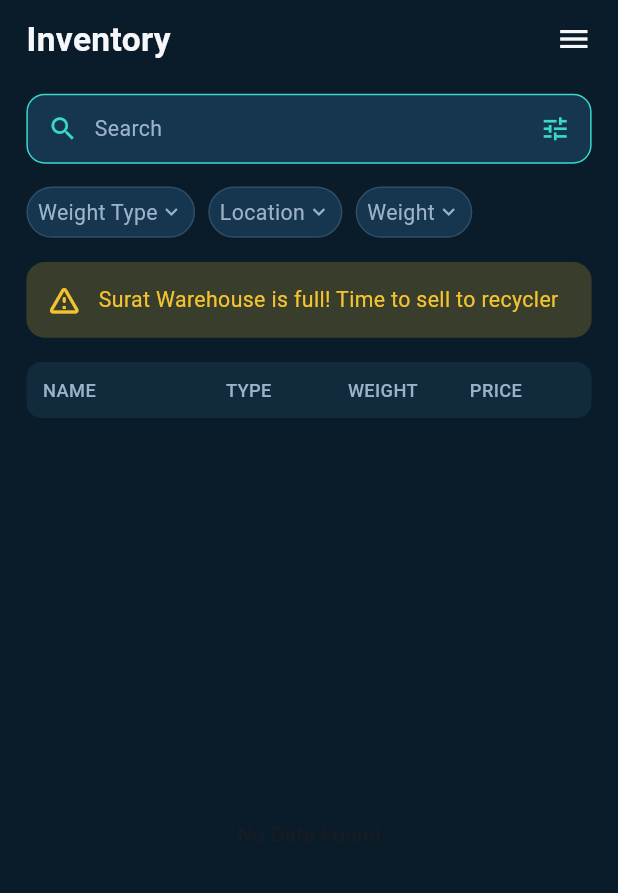
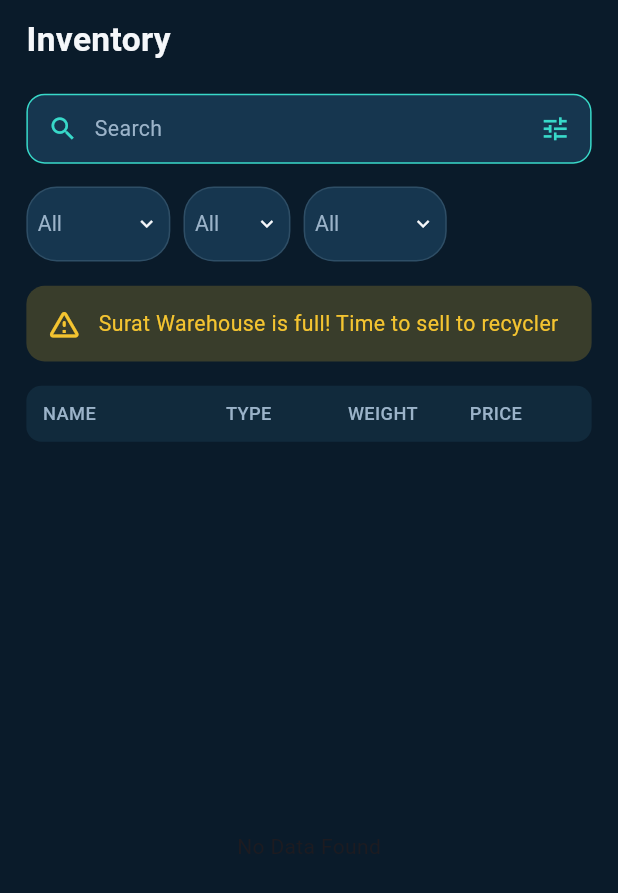
Before and after one commit to krish-solanki/scrape_application, a Flutter app: the InventoryScreen screen opened directly, on a phone screen of 412 x 824 dp. Shown: the top 893 px of the screen. Run offline on Flutter 3.47's test engine with Material 3 defaults, Android fonts, the phone set to English and light mode, and no system bars; our stand-ins replace camera, cloud_firestore, firebase_auth, firebase_core, flutter_screenutil, hive and 2 more; missing offline and left inert: tflite_flutter; accounts and stored records are empty; Roboto replaces fonts that are missing (Poppins).

Commit message:
Fix UI and add Drop doen list

```diff
--- a/lib/features/inventory/controllers/inventory_controller.dart
+++ b/lib/features/inventory/controllers/inventory_controller.dart
@@ -11,6 +11,9 @@ import 'package:scrape_application/features/scan/models/scan_model.dart';
 class InventoryController extends ChangeNotifier {
   List<ScanModel> onlineScans = [];
   List<ScanModel> localScans = [];
+  String selectedType = 'All';
+  String selectedSource = 'All';
+  String selectedWeight = 'All';
 
   bool isLoading = false;
   final onlineInventoryService = OnlineInventoryService();
@@ -60,4 +63,19 @@ class InventoryController extends ChangeNotifier {
       debugPrint(e.toString());
     }
   }
+
+  void changeType(String value) {
+    selectedType = value;
+    notifyListeners();
+  }
+
+  void changeSource(String value) {
+    selectedSource = value;
+    notifyListeners();
+  }
+
+  void changeWeight(String value) {
+    selectedWeight = value;
+    notifyListeners();
+  }
 }
--- a/lib/features/inventory/screen/inventory_screen.dart
+++ b/lib/features/inventory/screen/inventory_screen.dart
@@ -4,7 +4,7 @@ import 'package:provider/provider.dart';
 import 'package:scrape_application/core/constants/app_colors.dart';
 import 'package:scrape_application/core/constants/app_text_style.dart';
 import 'package:scrape_application/features/inventory/controllers/inventory_controller.dart';
-import 'package:scrape_application/features/inventory/widgets/custom_nav_tab.dart';
+import 'package:scrape_application/features/inventory/widgets/custom_dropdown_list.dart';
 import 'package:scrape_application/features/inventory/widgets/custom_row.dart';
 
 class InventoryScreen extends StatefulWidget {
@@ -15,6 +15,9 @@ class InventoryScreen extends StatefulWidget {
 }
 
 class _InventoryScreenState extends State<InventoryScreen> {
+  String selectedType = 'All';
+  String selectedSource = 'All';
+  String selectedWeight = 'All';
   @override
   void initState() {
     super.initState();
@@ -40,13 +43,7 @@ class _InventoryScreenState extends State<InventoryScreen> {
               SizedBox(height: 10.h),
 
               // 🔷 HEADER
-              Row(
-                mainAxisAlignment: MainAxisAlignment.spaceBetween,
-                children: [
-                  Text("Inventory", style: AppTextStyles.heading),
-                  Icon(Icons.menu, color: AppColors.textPrimary),
-                ],
-              ),
+              Text("Inventory", style: AppTextStyles.heading),
 
               SizedBox(height: 20.h),
 
@@ -72,16 +69,61 @@ class _InventoryScreenState extends State<InventoryScreen> {
 
               Row(
                 children: [
-                  buildNavTab("Weight Type"),
+                  Consumer<InventoryController>(
+                    builder: (context, provider, child) {
+                      return buildDropdownTab(
+                        value: provider.selectedType,
+                        items: const [
+                          'All',
+                          'Iron',
+                          'Steel',
+                          'Copper',
+                          'Aluminum',
+                        ],
+                        onChanged: (value) {
+                          provider.changeType(value!);
+                        },
+                      );
+                    },
+                  ),
+
                   SizedBox(width: 8.w),
-                  buildNavTab("Location"),
+
+                  Consumer<InventoryController>(
+                    builder: (context, provider, child) {
+                      return buildDropdownTab(
+                        value: provider.selectedSource,
+                        items: const ['All', 'Local', 'Online'],
+                        onChanged: (value) {
+                          provider.changeSource(value!);
+                        },
+                      );
+                    },
+                  ),
+
                   SizedBox(width: 8.w),
-                  buildNavTab("Weight"),
+
+                  Consumer<InventoryController>(
+                    builder: (context, provider, child) {
+                      return buildDropdownTab(
+                        value: provider.selectedWeight,
+                        items: const [
+                          'All',
+                          '0-10 Kg',
+                          '10-50 Kg',
+                          '50-100 Kg',
+                          '100+ Kg',
+                        ],
+                        onChanged: (value) {
+                          provider.changeWeight(value!);
+                        },
+                      );
+                    },
+                  ),
                 ],
               ),
 
               SizedBox(height: 16.h),
-
               Container(
                 padding: EdgeInsets.all(12.w),
                 decoration: BoxDecoration(
--- /dev/null
+++ b/lib/features/inventory/widgets/custom_dropdown_list.dart
@@ -0,0 +1,35 @@
+import 'package:flutter/material.dart';
+import 'package:flutter_screenutil/flutter_screenutil.dart';
+import 'package:scrape_application/core/constants/app_colors.dart';
+import 'package:scrape_application/core/constants/app_text_style.dart';
+
+Widget buildDropdownTab({
+  required String value,
+  required List<String> items,
+  required ValueChanged<String?> onChanged,
+}) {
+  return Container(
+    padding: EdgeInsets.symmetric(horizontal: 6.w),
+    decoration: BoxDecoration(
+      color: AppColors.surface,
+      borderRadius: BorderRadius.circular(20.r),
+      border: Border.all(color: AppColors.border),
+    ),
+    child: DropdownButtonHideUnderline(
+      child: DropdownButton<String>(
+        value: value,
+        icon: Icon(
+          Icons.keyboard_arrow_down,
+          size: 16.sp,
+          color: AppColors.textPrimary,
+        ),
+        dropdownColor: AppColors.surface,
+        style: AppTextStyles.body,
+        items: items.map((item) {
+          return DropdownMenuItem(value: item, child: Center(child: Text(item)));
+        }).toList(),
+        onChanged: onChanged,
+      ),
+    ),
+  );
+}
```
Also changed, not shown: lib/features/inventory/widgets/custom_row.dart (+49 -20 lines).
